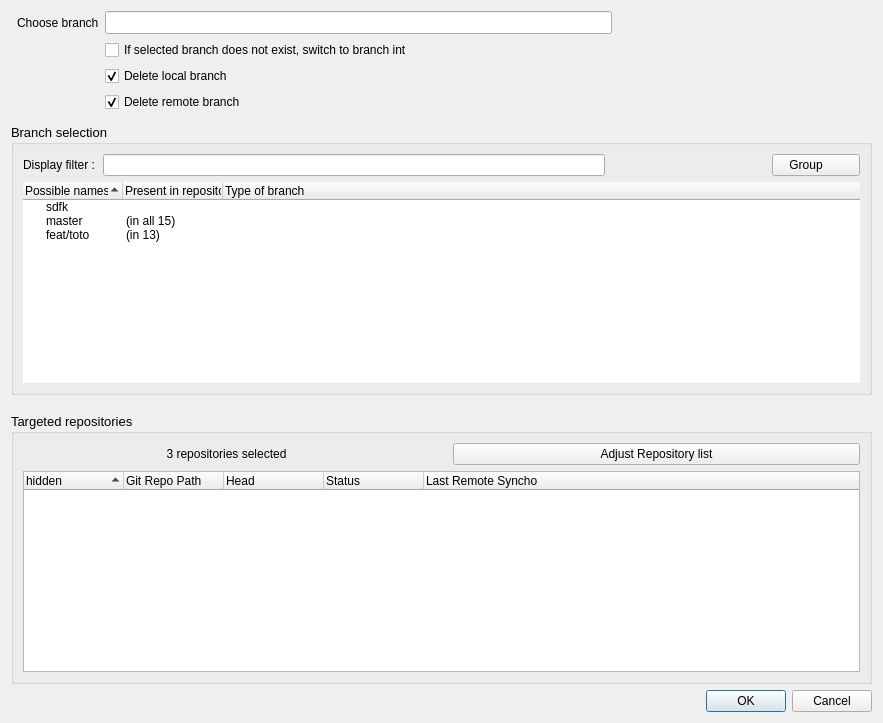
Before: the Qt Designer form src/gui/ui_git_switch_branch.ui in idemia/multigit, drawn with Qt 5.
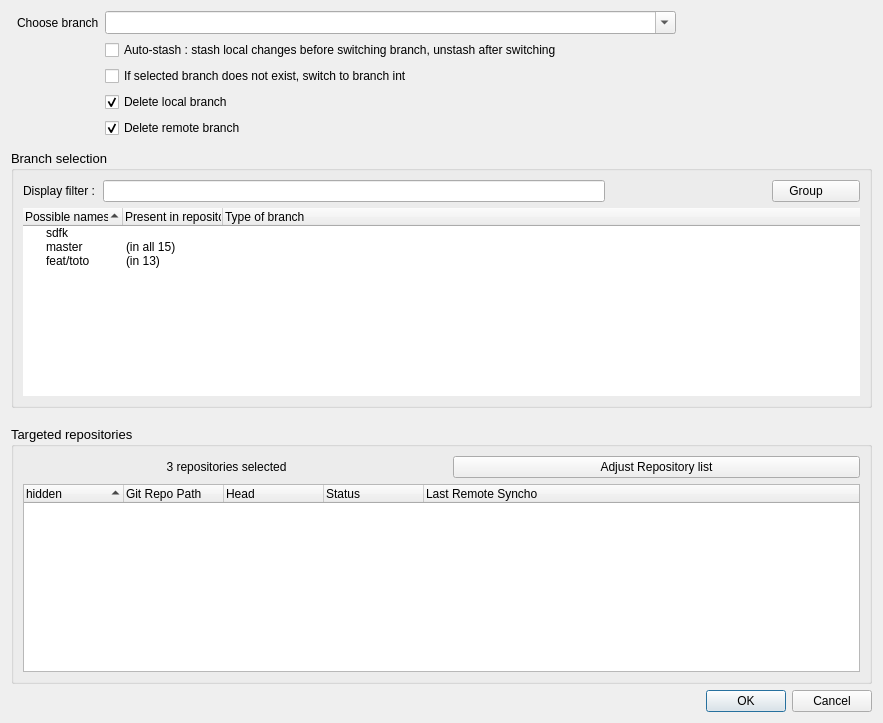
After: the same form once the commit is applied. Custom widgets are drawn as their Qt base class.

Commit message: Add delete branch capabilities

What changed in the file:
```diff
--- a/src/gui/ui_git_switch_branch.ui
+++ b/src/gui/ui_git_switch_branch.ui
@@ -16,15 +16,8 @@
   <layout class="QVBoxLayout" name="verticalLayout_2">
    <item>
     <layout class="QGridLayout" name="gridLayout">
-     <item row="0" column="1">
-      <widget class="QLabel" name="labelBranchOrTag">
-       <property name="text">
-        <string>Choose branch</string>
-       </property>
-      </widget>
-     </item>
      <item row="0" column="2">
-      <widget class="QLineEdit" name="lineEditBranchTagName">
+      <widget class="QComboBox" name="comboBoxBranchTagName">
        <property name="sizePolicy">
         <sizepolicy hsizetype="Expanding" vsizetype="Fixed">
          <horstretch>2</horstretch>
@@ -36,6 +29,9 @@
          <pointsize>10</pointsize>
         </font>
        </property>
+       <property name="editable">
+        <bool>true</bool>
+       </property>
       </widget>
      </item>
      <item row="0" column="3">
@@ -48,14 +44,14 @@
        </property>
       </widget>
      </item>
-     <item row="1" column="2">
+     <item row="2" column="2">
       <widget class="QCheckBox" name="checkBoxDefaultForNotExist">
        <property name="text">
         <string>If selected branch does not exist, switch to branch int</string>
        </property>
       </widget>
      </item>
-     <item row="2" column="2">
+     <item row="3" column="2">
       <widget class="QCheckBox" name="checkBoxDeleteLocalBranch">
        <property name="text">
         <string>Delete local branch</string>
@@ -65,7 +61,14 @@
        </property>
       </widget>
      </item>
-     <item row="3" column="2">
+     <item row="0" column="1">
+      <widget class="QLabel" name="labelBranchOrTag">
+       <property name="text">
+        <string>Choose branch</string>
+       </property>
+      </widget>
+     </item>
+     <item row="4" column="2">
       <widget class="QCheckBox" name="checkBoxDeleteRemoteBranch">
        <property name="text">
         <string>Delete remote branch</string>
@@ -75,9 +78,25 @@
        </property>
       </widget>
      </item>
-     <item row="4" column="0" colspan="3">
+     <item row="5" column="0" colspan="3">
       <widget class="QWidget" name="widget_4" native="true"/>
      </item>
+     <item row="1" column="2">
+      <widget class="QCheckBox" name="checkBoxAutoStash">
+       <property name="sizePolicy">
+        <sizepolicy hsizetype="Expanding" vsizetype="Fixed">
+         <horstretch>3</horstretch>
+         <verstretch>0</verstretch>
+        </sizepolicy>
+       </property>
+       <property name="toolTip">
+        <string notr="true"/>
+       </property>
+       <property name="text">
+        <string>Auto-stash : stash local changes before switching branch, unstash after switching</string>
+       </property>
+      </widget>
+     </item>
     </layout>
    </item>
    <item>
```
Left out of the diff: 6 changed lines with no effect on the pictures. The commit also changes 2 other files.
